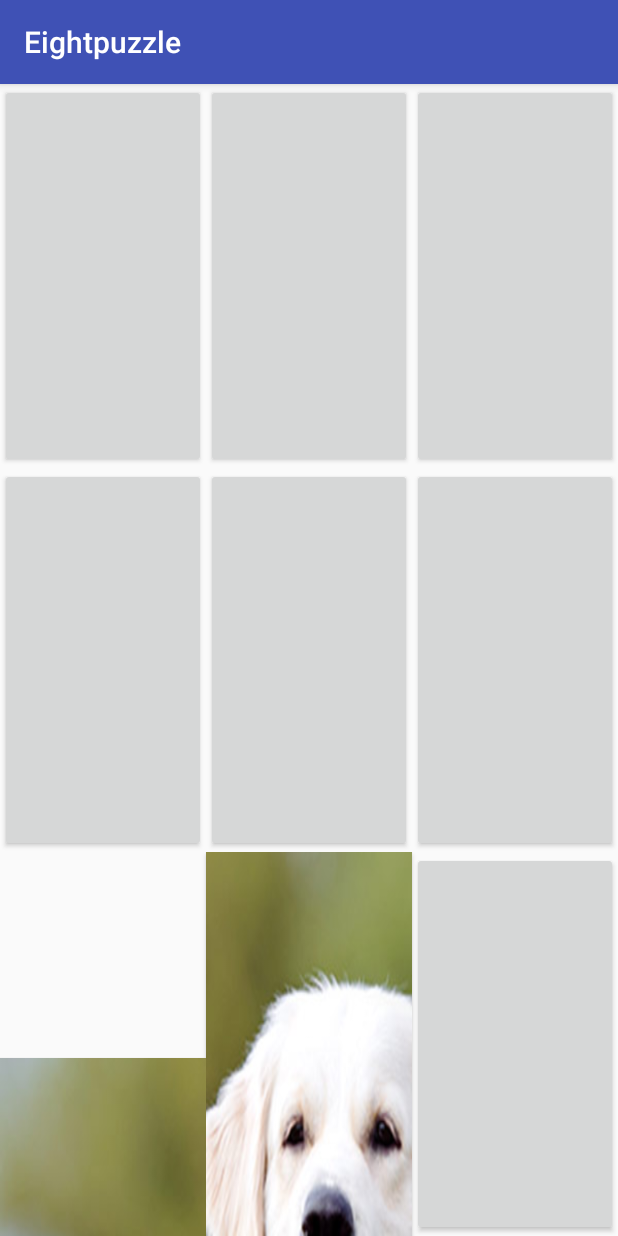
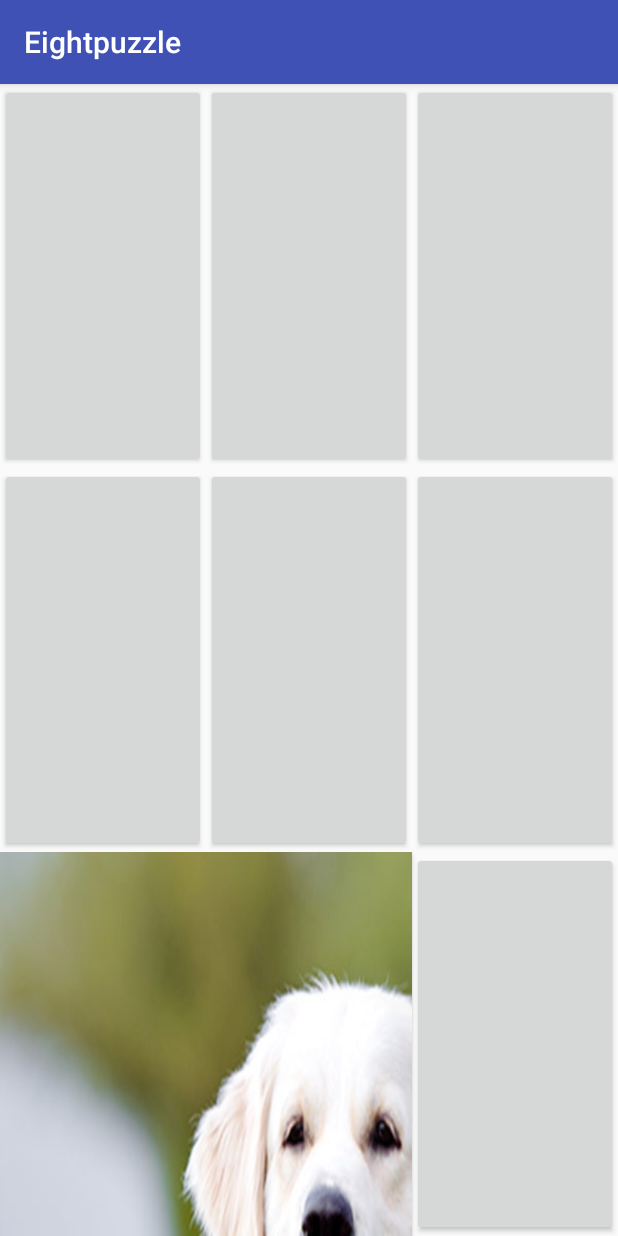
Before and after one commit to zhangsgithub04/Eightpuzzlefinal, an Android app: the screen it shows after launch (GameViewActivity), after a tap on an icon or button, on a phone screen of 412 x 824 dp. Run offline under Robolectric (Android 15) with nearby library versions, the phone set to English and light mode, and no system bars; 2 statements that could not run were skipped.

Commit message:
partially done using buttons

```diff
--- a/app/src/main/java/com/example/zhangs/eightpuzzle/GameViewActivity.java
+++ b/app/src/main/java/com/example/zhangs/eightpuzzle/GameViewActivity.java
@@ -1,6 +1,7 @@
 package com.example.zhangs.eightpuzzle;
 
 import android.content.Context;
+import android.graphics.drawable.Drawable;
 import android.support.v7.app.AppCompatActivity;
 import android.os.Bundle;
 import android.view.Gravity;
@@ -9,17 +10,129 @@ import android.view.animation.TranslateAnimation;
 import android.widget.Button;
 import android.widget.Toast;
 
-public class GameViewActivity extends AppCompatActivity {
+import static android.R.attr.duration;
+
+public class GameViewActivity extends AppCompatActivity implements View.OnClickListener
+    {
+
+    NPuzzleGame npg=new NPuzzleGame();
+    Button [][]buttons=new Button[3][3];
 
     @Override
     protected void onCreate(Bundle savedInstanceState) {
         super.onCreate(savedInstanceState);
 
+
         setContentView(R.layout.activity_game_view);
 
+        //after the view has been set!
+        Button b00=(Button)findViewById(R.id.b00);
+       // b00.setBackgroundResource(R.drawable.pieces_8);
+
+        //String uri="@drawable/pieces_"+"2";
+        //int imageResource =getResources().getIdentifier(uri, null, getPackageName());
+
+        String mDrawableName = "pieces_"+"4";
+        int imageResource = getResources().getIdentifier(mDrawableName , "drawable", getPackageName());
+        Drawable pic=getResources().getDrawable(imageResource);
+        //b00.setBackground(pic);
+
+
+        for(int i=0; i<npg.SIZE; i++) {
+            for(int j=0; j<npg.SIZE; j++) {
+
+                String buttonID = "b" + i + j;
+                int resID = getResources().getIdentifier(buttonID, "id", getPackageName());
+                buttons[i][j] = ((Button) findViewById(resID));
+                buttons[i][j].setOnClickListener(this);
+            }
+        }
 
     }
 
+        @Override
+        public void onClick(View view)
+        {
+            int bid=view.getId();
+
+                Toast toast = Toast.makeText(getApplicationContext(), String.valueOf(bid), Toast.LENGTH_SHORT);
+                toast.setGravity(Gravity.CENTER_VERTICAL, 0, 0);
+                toast.show();
+
+                Button button1, button2;
+                int wr=-1;
+                int wc=-1;
+
+            switch (bid) {
+                case R.id.b00:
+                    wr=0;
+                    wc=0;
+                    break;
+                case R.id.b01:
+                    wr=0;
+                    wc=1;
+                    break;
+                case R.id.b02:
+                    wr=0;
+                    wc=2;
+
+                    break;
+                case R.id.b10:
+                    wr=1;
+                    wc=0;
+                    break;
+                case R.id.b11:
+                    wr=1;
+                    wc=1;
+                    break;
+                case R.id.b12:
+                    wr=1;
+                    wc=2;
+                    break;
+                case R.id.b20:
+                    wr=2;
+                    wc=0;
+                    break;
+                case R.id.b21:
+                    wr=2;
+                    wc=1;
+                    break;
+                case R.id.b22:
+                    wr=2;
+                    wc=2;
+                    break;
+
+            }
+
+            if (wr>-1 ||wc>-1) {
+                if (isadjacent(wr, wc, npg.br, npg.bc)) {
+                    button1 = buttons[wr][wc];
+                    button2 = buttons[npg.br][npg.bc];
+                    int suffix=wr*npg.SIZE+wc;
+                    String mDrawableName = "pieces_"+suffix;
+                    int imageResource = getResources().getIdentifier(mDrawableName , "drawable", getPackageName());
+                    Drawable pic=getResources().getDrawable(imageResource);
+
+                    button2.setBackground(pic);
+                    button1.setBackground(null);
+
+                    npg.swap(wr, wc);
+
+                }
+            }
+        }
+
+
+    private boolean isadjacent(int r1, int c1, int r2, int c2)
+    {
+      if (((r1==r2)&&Math.abs(c1-c2)==1)||((c1==c2)&&Math.abs(r1-r2)==1))
+            return true;
+        else
+            return false;
+
+    }
+
+    /*
     public void testmove(View v) {
         // default method for handling onClick Events..
         switch (v.getId()) {
@@ -69,6 +182,8 @@ public class GameViewActivity extends AppCompatActivity {
                 // do your code
                 break;
 
+
+
             default:
                 break;
         }
@@ -76,4 +191,5 @@ public class GameViewActivity extends AppCompatActivity {
 
 
     }
+    */
 }
```
